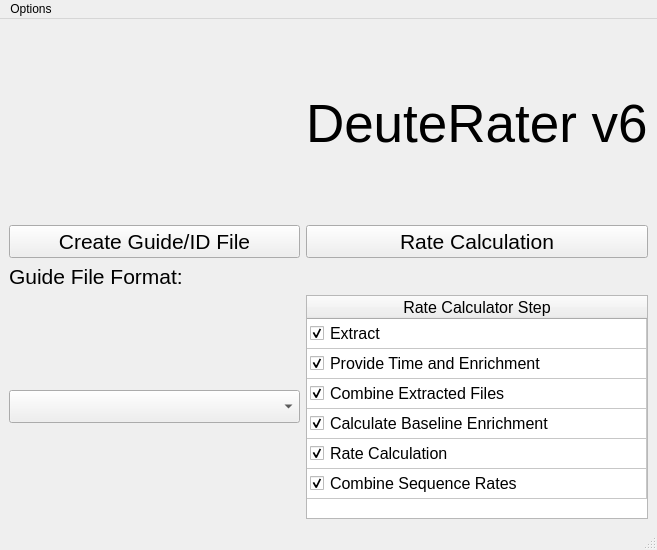
Before: the Qt Designer form ui_files/Main_Menu.ui in JC-Price/DeuteRater, drawn with Qt 5.
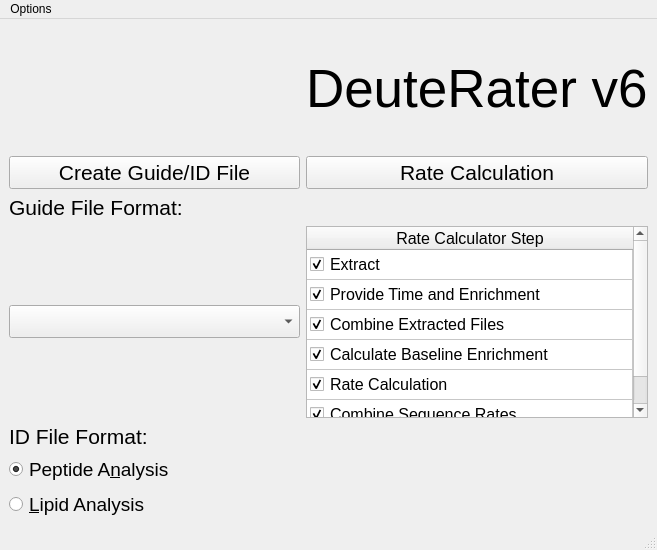
After: the same form once the commit is applied. Icons and pictures are not drawn.

Commit message: Added logic for lipid data extraction workflow

```diff
--- a/ui_files/Main_Menu.ui
+++ b/ui_files/Main_Menu.ui
@@ -109,6 +109,45 @@
       </property>
      </widget>
     </item>
+    <item row="4" column="0" colspan="2">
+     <widget class="QLabel" name="label">
+      <property name="font">
+       <font>
+        <pointsize>16</pointsize>
+       </font>
+      </property>
+      <property name="text">
+       <string>ID File Format:</string>
+      </property>
+     </widget>
+    </item>
+    <item row="5" column="0" colspan="2">
+     <widget class="QRadioButton" name="PeptideButton">
+      <property name="font">
+       <font>
+        <pointsize>14</pointsize>
+       </font>
+      </property>
+      <property name="text">
+       <string>Peptide A&amp;nalysis</string>
+      </property>
+      <property name="checked">
+       <bool>true</bool>
+      </property>
+     </widget>
+    </item>
+    <item row="6" column="0" colspan="2">
+     <widget class="QRadioButton" name="LipidButton">
+      <property name="font">
+       <font>
+        <pointsize>14</pointsize>
+       </font>
+      </property>
+      <property name="text">
+       <string>&amp;Lipid Analysis</string>
+      </property>
+     </widget>
+    </item>
     <item row="3" column="1">
      <widget class="QTableWidget" name="RequestedStepsTable">
       <property name="sizePolicy">
```
The commit also changes 10 other files.
